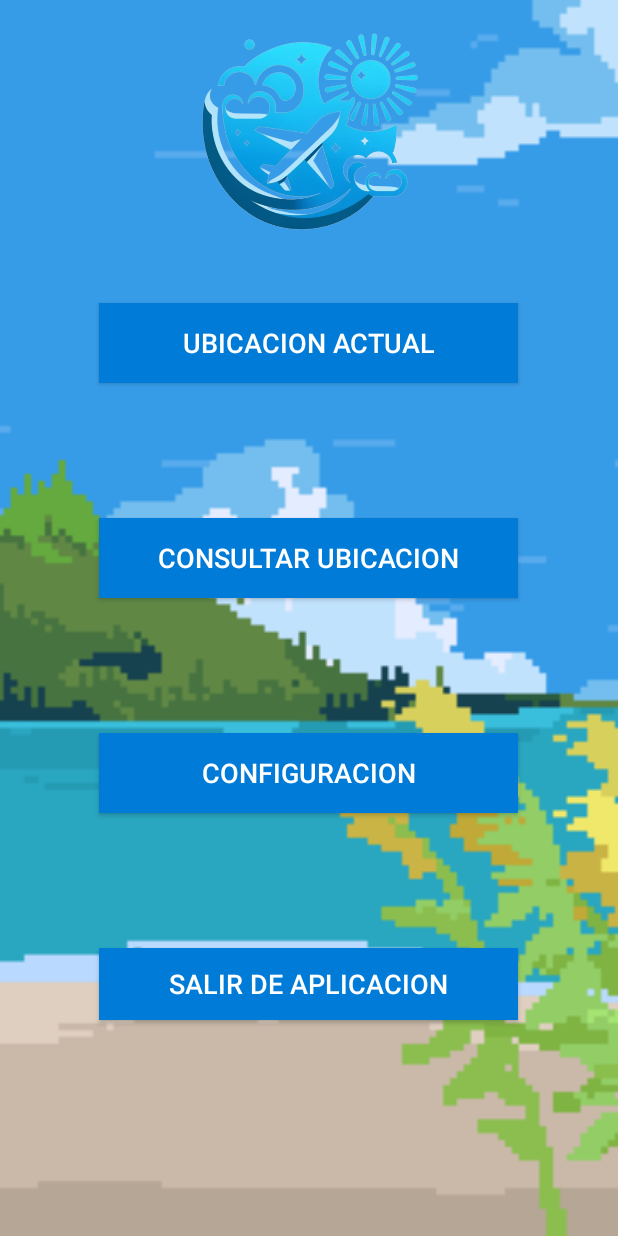
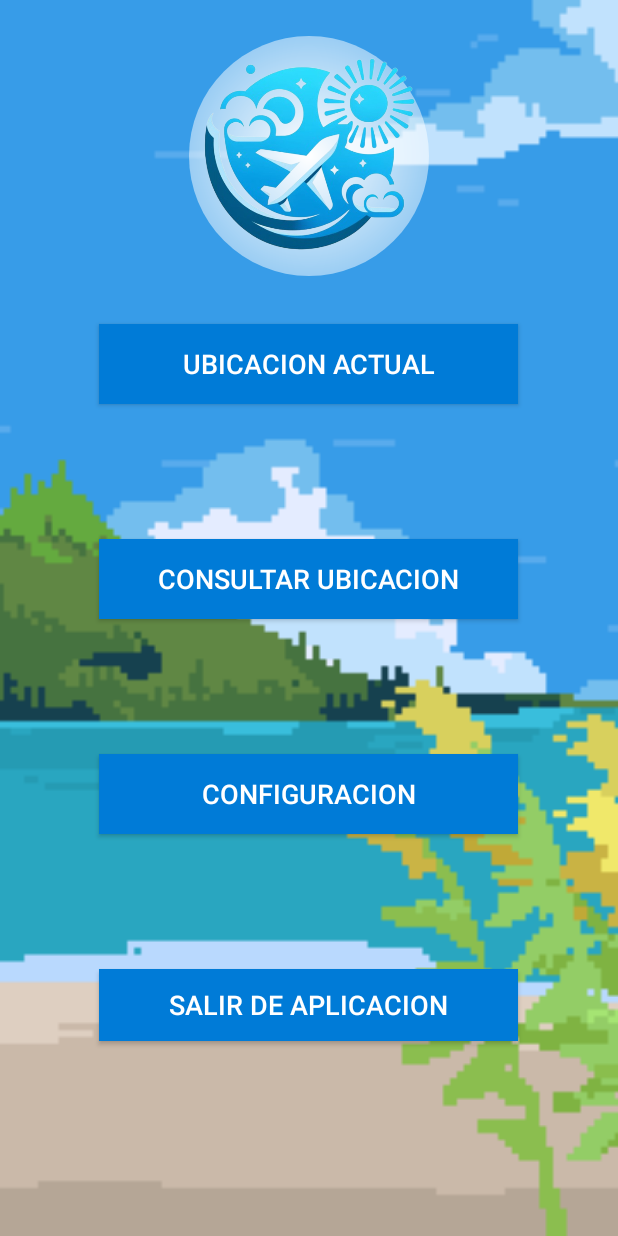
Before and after one commit to juanrfp/ttravel, an Android app: the screen it shows after launch (ActividadPantallaPrincipal), on a phone screen of 412 x 824 dp. Run offline under Robolectric (Android 15) with nearby library versions, the phone set to English and light mode, and no system bars.

Commit message:
Cambios del logo en pagina principal, añadidos drawables

```diff
--- /dev/null
+++ b/TTravel/app/src/main/res/drawable/background_logo.xml
@@ -0,0 +1,10 @@
+<shape xmlns:android="http://schemas.android.com/apk/res/android"
+    android:shape="oval">
+    <gradient
+        android:type="radial"
+        android:centerX="50%"
+        android:centerY="50%"
+        android:startColor="#FFFFFF"
+        android:endColor="#00FFFFFF"
+        android:gradientRadius="100%" />
+</shape>
--- a/TTravel/app/src/main/res/layout/activity_actividad_configuracion.xml
+++ b/TTravel/app/src/main/res/layout/activity_actividad_configuracion.xml
@@ -13,6 +13,7 @@
         android:layout_height="662dp"
         app:layout_constraintBottom_toBottomOf="parent"
         app:layout_constraintEnd_toEndOf="parent"
+        app:layout_constraintHorizontal_bias="0.0"
         app:layout_constraintStart_toStartOf="parent"
         app:layout_constraintTop_toBottomOf="@+id/toolbar" />
 
@@ -23,7 +24,6 @@
         android:background="@color/blueSmooth"
         android:minHeight="?attr/actionBarSize"
         android:theme="?attr/actionBarTheme"
-        app:layout_constraintBottom_toTopOf="@+id/contenedorFragmentoDePreferencias"
         app:layout_constraintEnd_toEndOf="parent"
         app:layout_constraintStart_toStartOf="parent"
         app:layout_constraintTop_toTopOf="parent" />
@@ -34,8 +34,10 @@
         android:layout_height="56dp"
         android:layout_marginStart="34dp"
         android:layout_marginTop="22dp"
+        android:layout_marginEnd="32dp"
         android:text="@string/preferencias"
         android:textSize="29sp"
+        app:layout_constraintEnd_toEndOf="parent"
         app:layout_constraintStart_toEndOf="@+id/imageButton4"
         app:layout_constraintTop_toTopOf="parent" />
 
--- a/TTravel/app/src/main/res/layout/activity_actividad_pantalla_principal.xml
+++ b/TTravel/app/src/main/res/layout/activity_actividad_pantalla_principal.xml
@@ -22,7 +22,7 @@
         style="@style/BotonPrincipal"
         android:layout_width="279dp"
         android:layout_height="53dp"
-        android:layout_marginTop="40dp"
+        android:layout_marginTop="32dp"
         android:text="@string/botonUbicacionActual"
         app:layout_constraintEnd_toEndOf="parent"
         app:layout_constraintHorizontal_bias="0.498"
@@ -67,9 +67,11 @@
 
     <ImageView
         android:id="@+id/imageView"
-        android:layout_width="190dp"
-        android:layout_height="146dp"
-        android:layout_marginTop="16dp"
+        android:layout_width="160dp"
+        android:layout_height="160dp"
+        android:layout_marginTop="24dp"
+        android:background="@drawable/background_logo"
+        android:backgroundTintMode="multiply"
         app:layout_constraintEnd_toEndOf="parent"
         app:layout_constraintStart_toStartOf="parent"
         app:layout_constraintTop_toTopOf="parent"
```
